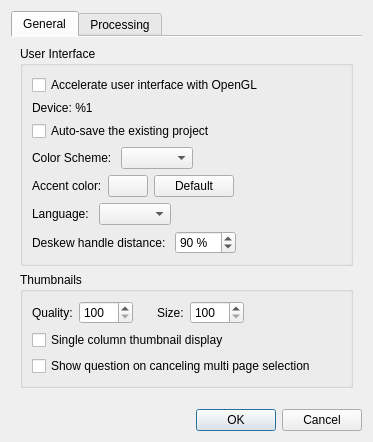
Before: the Qt Designer form src/app/SettingsDialog.ui in 2ndmax/scantailor-ocr, drawn with Qt 5.
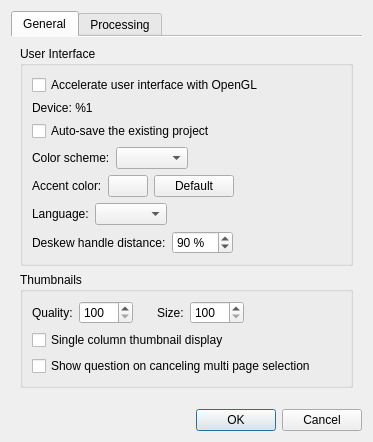
After: the same form once the commit is applied.

Commit message: Texts: settings, step 1 to 4 tooltips, old names

The edit to the form file:
```diff
--- a/src/app/SettingsDialog.ui
+++ b/src/app/SettingsDialog.ui
@@ -59,7 +59,7 @@
             <item>
              <widget class="QLabel" name="colorSchemeLabel">
               <property name="text">
-               <string>Color Scheme: </string>
+               <string>Color scheme:</string>
               </property>
              </widget>
             </item>
@@ -127,7 +127,7 @@
             <item>
              <widget class="QLabel" name="languageLabel">
               <property name="text">
-               <string>Language: </string>
+               <string>Language:</string>
               </property>
              </widget>
             </item>
@@ -154,7 +154,7 @@
             <item>
              <widget class="QLabel" name="deskewHandleDistanceLabel">
               <property name="text">
-               <string>Deskew handle distance: </string>
+               <string>Deskew handle distance:</string>
               </property>
               <property name="buddy">
                <cstring>deskewHandleDistanceSB</cstring>
```
Left out of the diff: 4 changed lines with no effect on the pictures. The commit also changes 20 other files.
